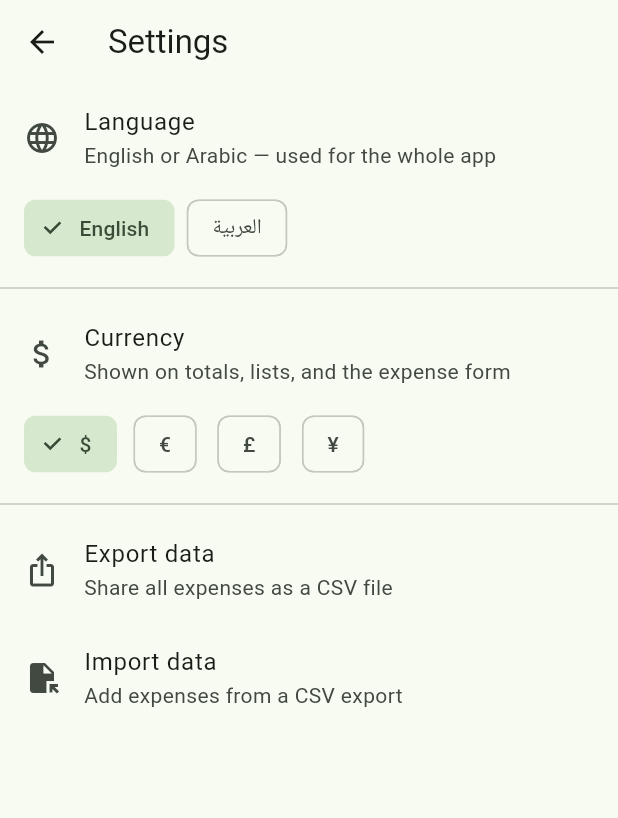
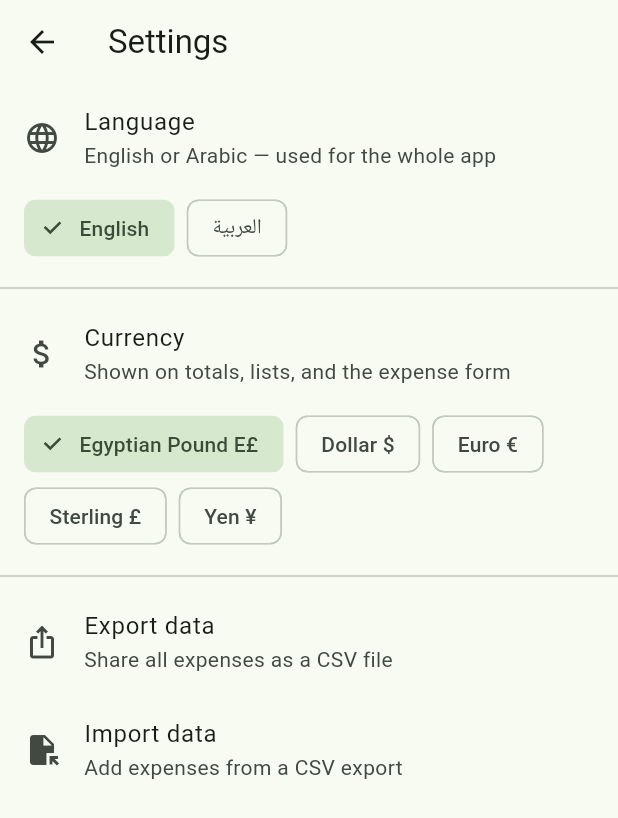
Before and after one commit to AhmedElemey/expense-tracker-flutter, a Flutter app: the screen it shows after launch, after a tap on the "settings" icon, on a phone screen of 412 x 824 dp. Shown: the top 818 px of the screen. Run offline on Flutter 3.47's test engine with Material 3 defaults, Android fonts, the phone set to English and light mode, and no system bars; our stand-ins replace file_picker, fl_chart, flutter_riverpod, freezed_annotation, share_plus, shared_preferences and 1 more; accounts and stored records are empty.

Commit message:
Hydrate saved locale after startup and show named currency chips, defaulting to EGP.
Load the persisted language after runApp so SharedPreferences cannot crash launch, and label Settings currencies by name with Egyptian Pound as the default.

Co-authored-by: Cursor <cursoragent@cursor.com>

```diff
--- a/lib/l10n/app_en.arb
+++ b/lib/l10n/app_en.arb
@@ -50,6 +50,11 @@
   "settingsTitle": "Settings",
   "currencyTitle": "Currency",
   "currencySubtitle": "Shown on totals, lists, and the expense form",
+  "currencyEgyptianPound": "Egyptian Pound",
+  "currencyDollar": "Dollar",
+  "currencyEuro": "Euro",
+  "currencyPound": "Sterling",
+  "currencyYen": "Yen",
   "languageTitle": "Language",
   "languageSubtitle": "English or Arabic — used for the whole app",
   "languageEnglish": "English",
@@ -84,6 +89,9 @@
   "amountHint": "0.00",
   "dateLabel": "Date",
   "categoryLabel": "Category",
+  "customCategoryLabel": "Custom category",
+  "customCategoryHint": "e.g. Gym, gifts…",
+  "enterCustomCategory": "Enter a category name",
   "noteLabel": "Note (optional)",
   "save": "Save",
   "saveChanges": "Save changes",
--- a/lib/l10n/app_localizations.dart
+++ b/lib/l10n/app_localizations.dart
@@ -248,6 +248,36 @@ abstract class AppLocalizations {
   /// **'Shown on totals, lists, and the expense form'**
   String get currencySubtitle;
 
+  /// No description provided for @currencyEgyptianPound.
+  ///
+  /// In en, this message translates to:
+  /// **'Egyptian Pound'**
+  String get currencyEgyptianPound;
+
+  /// No description provided for @currencyDollar.
+  ///
+  /// In en, this message translates to:
+  /// **'Dollar'**
+  String get currencyDollar;
+
+  /// No description provided for @currencyEuro.
+  ///
+  /// In en, this message translates to:
+  /// **'Euro'**
+  String get currencyEuro;
+
+  /// No description provided for @currencyPound.
+  ///
+  /// In en, this message translates to:
+  /// **'Sterling'**
+  String get currencyPound;
+
+  /// No description provided for @currencyYen.
+  ///
+  /// In en, this message translates to:
+  /// **'Yen'**
+  String get currencyYen;
+
   /// No description provided for @languageTitle.
   ///
   /// In en, this message translates to:
@@ -355,6 +385,24 @@ abstract class AppLocalizations {
   /// In en, this message translates to:
   /// **'Category'**
   String get categoryLabel;
+
+  /// No description provided for @customCategoryLabel.
+  ///
+  /// In en, this message translates to:
+  /// **'Custom category'**
+  String get customCategoryLabel;
+
+  /// No description provided for @customCategoryHint.
+  ///
+  /// In en, this message translates to:
+  /// **'e.g. Gym, gifts…'**
+  String get customCategoryHint;
+
+  /// No description provided for @enterCustomCategory.
+  ///
+  /// In en, this message translates to:
+  /// **'Enter a category name'**
+  String get enterCustomCategory;
 
   /// No description provided for @noteLabel.
   ///
--- a/lib/l10n/app_localizations_en.dart
+++ b/lib/l10n/app_localizations_en.dart
@@ -95,6 +95,21 @@ class AppLocalizationsEn extends AppLocalizations {
   String get currencySubtitle => 'Shown on totals, lists, and the expense form';
 
   @override
+  String get currencyEgyptianPound => 'Egyptian Pound';
+
+  @override
+  String get currencyDollar => 'Dollar';
+
+  @override
+  String get currencyEuro => 'Euro';
+
+  @override
+  String get currencyPound => 'Sterling';
+
+  @override
+  String get currencyYen => 'Yen';
+
+  @override
   String get languageTitle => 'Language';
 
   @override
@@ -161,6 +176,15 @@ class AppLocalizationsEn extends AppLocalizations {
   String get categoryLabel => 'Category';
 
   @override
+  String get customCategoryLabel => 'Custom category';
+
+  @override
+  String get customCategoryHint => 'e.g. Gym, gifts…';
+
+  @override
+  String get enterCustomCategory => 'Enter a category name';
+
+  @override
   String get noteLabel => 'Note (optional)';
 
   @override
--- a/lib/main.dart
+++ b/lib/main.dart
@@ -5,15 +5,9 @@ import 'package:expensetracker/l10n/app_localizations.dart';
 import 'package:expensetracker/presentation/providers/locale_provider.dart';
 import 'package:expensetracker/presentation/screens/home_screen.dart';
 
-Future<void> main() async {
+void main() {
   WidgetsFlutterBinding.ensureInitialized();
-  final saved = normalizeLocaleCode(await loadSavedLocaleCode());
-  runApp(
-    ProviderScope(
-      overrides: [localeCodeProvider.overrideWith((ref) => saved)],
-      child: const ExpenseTrackerApp(),
-    ),
-  );
+  runApp(const ProviderScope(child: ExpenseTrackerApp()));
 }
 
 class ExpenseTrackerApp extends ConsumerWidget {
--- a/lib/presentation/format.dart
+++ b/lib/presentation/format.dart
@@ -1,15 +1,40 @@
 import 'package:intl/intl.dart';
 
-const kDefaultCurrencySymbol = r'$';
+import 'package:expensetracker/l10n/app_localizations.dart';
 
-const kCurrencySymbols = <String>[r'$', '€', '£', '¥'];
+const kDefaultCurrencySymbol = 'E£';
+
+class AppCurrency {
+  const AppCurrency({required this.symbol, required this.id});
+
+  final String symbol;
+  final String id;
+
+  String localizedName(AppLocalizations l10n) {
+    return switch (id) {
+      'egp' => l10n.currencyEgyptianPound,
+      'usd' => l10n.currencyDollar,
+      'eur' => l10n.currencyEuro,
+      'gbp' => l10n.currencyPound,
+      'jpy' => l10n.currencyYen,
+      _ => symbol,
+    };
+  }
+
+  String chipLabel(AppLocalizations l10n) => '${localizedName(l10n)} $symbol';
+}
+
+const kCurrencies = <AppCurrency>[
+  AppCurrency(symbol: 'E£', id: 'egp'),
+  AppCurrency(symbol: r'$', id: 'usd'),
+  AppCurrency(symbol: '€', id: 'eur'),
+  AppCurrency(symbol: '£', id: 'gbp'),
+  AppCurrency(symbol: '¥', id: 'jpy'),
+];
 
 /// Currency amounts always use Western digits so they stay readable next to
-/// `$` / `€` / `£` / `¥`, regardless of the UI locale.
-String formatAmount(
-  double amount, {
-  String symbol = kDefaultCurrencySymbol,
-}) {
+/// the selected currency symbol, regardless of the UI locale.
+String formatAmount(double amount, {String symbol = kDefaultCurrencySymbol}) {
   return '$symbol${NumberFormat('#,##0.00', 'en_US').format(amount)}';
 }
 
--- a/lib/presentation/providers/locale_provider.dart
+++ b/lib/presentation/providers/locale_provider.dart
@@ -4,8 +4,6 @@ import 'package:shared_preferences/shared_preferences.dart';
 const kLocalePrefsKey = 'localeCode';
 
 const kSupportedLocaleCodes = ['en', 'ar'];
-
-final localeCodeProvider = StateProvider<String>((ref) => 'en');
 
 String normalizeLocaleCode(String? code) {
   if (code != null && kSupportedLocaleCodes.contains(code)) {
@@ -14,18 +12,49 @@ String normalizeLocaleCode(String? code) {
   return 'en';
 }
 
-Future<String?> loadSavedLocaleCode() async {
-  final prefs = await SharedPreferences.getInstance();
-  return prefs.getString(kLocalePrefsKey);
+class LocaleCodeNotifier extends Notifier<String> {
+  var _hydrated = false;
+
+  @override
+  String build() {
+    _hydrate();
+    return 'en';
+  }
+
+  Future<void> setLocale(String code) async {
+    _hydrated = true;
+    final normalized = normalizeLocaleCode(code);
+    state = normalized;
+    await _persist(normalized);
+  }
+
+  Future<void> _hydrate() async {
+    try {
+      final prefs = await SharedPreferences.getInstance();
+      if (_hydrated) {
+        return;
+      }
+      _hydrated = true;
+      final saved = prefs.getString(kLocalePrefsKey);
+      if (saved == null) {
+        return;
+      }
+      state = normalizeLocaleCode(saved);
+    } catch (_) {
+      _hydrated = true;
+    }
+  }
+
+  Future<void> _persist(String code) async {
+    try {
+      final prefs = await SharedPreferences.getInstance();
+      await prefs.setString(kLocalePrefsKey, code);
+    } catch (_) {
+      // Locale still applies for this session if prefs fail.
+    }
+  }
 }
 
-Future<void> saveLocaleCode(String code) async {
-  final prefs = await SharedPreferences.getInstance();
-  await prefs.setString(kLocalePrefsKey, code);
-}
-
-void setAppLocale(WidgetRef ref, String code) {
-  final normalized = normalizeLocaleCode(code);
-  ref.read(localeCodeProvider.notifier).state = normalized;
-  saveLocaleCode(normalized);
-}
+final localeCodeProvider = NotifierProvider<LocaleCodeNotifier, String>(
+  LocaleCodeNotifier.new,
+);
--- a/lib/presentation/screens/settings_screen.dart
+++ b/lib/presentation/screens/settings_screen.dart
@@ -48,7 +48,7 @@ class SettingsScreen extends ConsumerWidget {
                   selected: localeCode == 'en',
                   onSelected: (selected) {
                     if (selected) {
-                      setAppLocale(ref, 'en');
+                      ref.read(localeCodeProvider.notifier).setLocale('en');
                     }
                   },
                 ),
@@ -58,7 +58,7 @@ class SettingsScreen extends ConsumerWidget {
                   selected: localeCode == 'ar',
                   onSelected: (selected) {
                     if (selected) {
-                      setAppLocale(ref, 'ar');
+                      ref.read(localeCodeProvider.notifier).setLocale('ar');
                     }
                   },
                 ),
@@ -76,15 +76,15 @@ class SettingsScreen extends ConsumerWidget {
             child: Wrap(
               spacing: 8,
               children: [
-                for (final symbol in kCurrencySymbols)
+                for (final currency in kCurrencies)
                   ChoiceChip(
-                    key: Key('currency-$symbol'),
-                    label: Text(symbol),
-                    selected: currencySymbol == symbol,
+                    key: Key('currency-${currency.symbol}'),
+                    label: Text(currency.chipLabel(l10n)),
+                    selected: currencySymbol == currency.symbol,
                     onSelected: (selected) {
                       if (selected) {
                         ref.read(currencySymbolProvider.notifier).state =
-                            symbol;
+                            currency.symbol;
                       }
                     },
                   ),
--- a/lib/presentation/widgets/category_pie_chart.dart
+++ b/lib/presentation/widgets/category_pie_chart.dart
@@ -97,9 +97,9 @@ class CategoryPieChart extends StatelessWidget {
           TextButton(
             onPressed: () => onCategoryTapped(selected!),
             child: Text(
-              AppLocalizations.of(context).showAllTotal(
-                formatAmount(total, symbol: currencySymbol),
-              ),
+              AppLocalizations.of(
+                context,
+              ).showAllTotal(formatAmount(total, symbol: currencySymbol)),
             ),
           ),
       ],
--- a/lib/presentation/widgets/transaction_list.dart
+++ b/lib/presentation/widgets/transaction_list.dart
@@ -113,7 +113,8 @@ class TransactionList extends StatelessWidget {
           onEdit: onEdit,
           onDelete: onDelete,
           currencySymbol: currencySymbol,
-          isThisMonth: markThisMonth &&
+          isThisMonth:
+              markThisMonth &&
               calendarMonth(section.keyDate) == calendarMonth(),
         ),
     ];
```
Also changed, not shown: lib/l10n/app_ar.arb (+8 -0 lines), lib/l10n/app_localizations_ar.dart (+24 -0 lines), lib/presentation/screens/home_screen.dart (+9 -1 lines), 3 other files.
